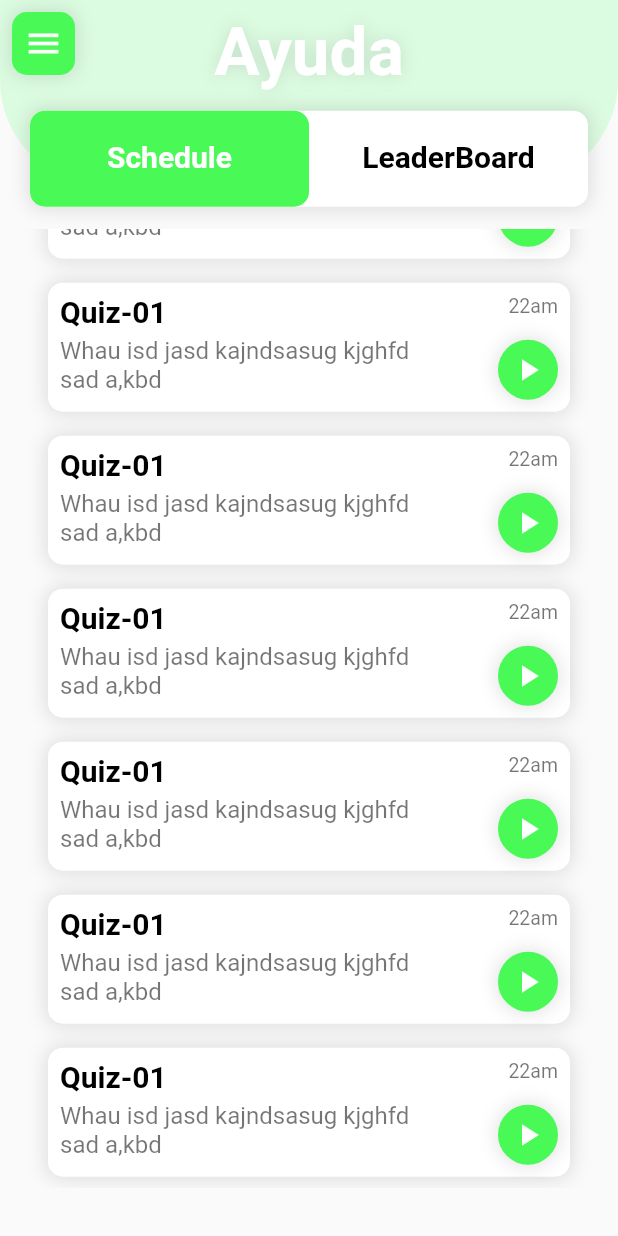
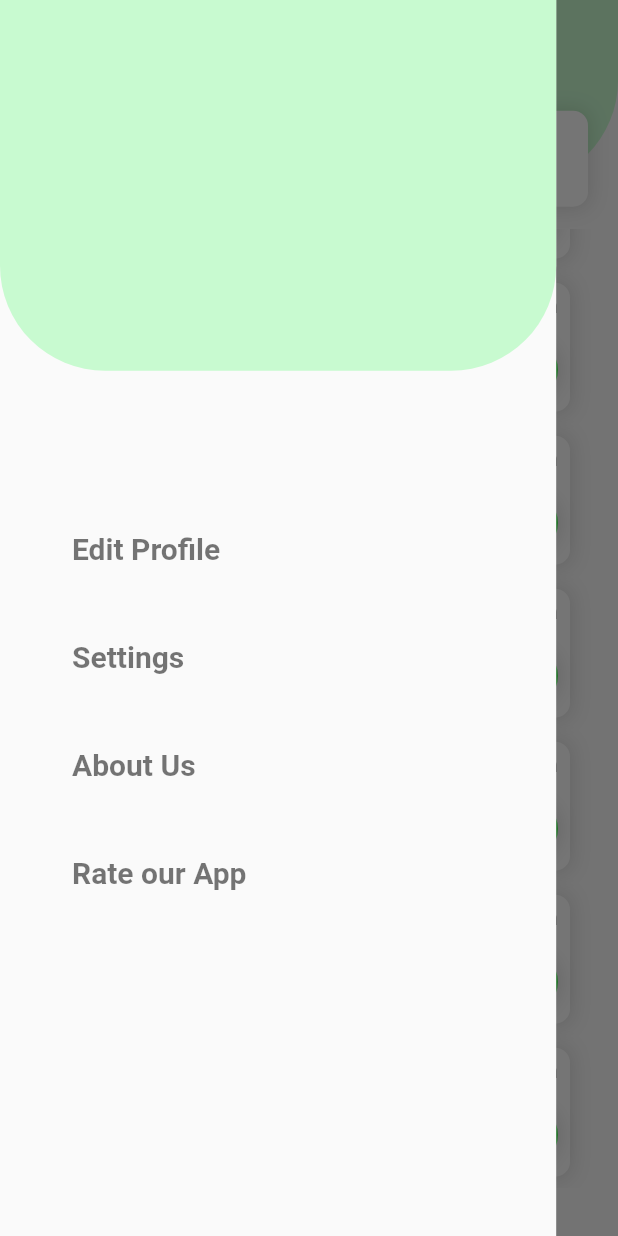
Before and after one commit to d2207-sahu/ayuda, a Flutter app: the screen it shows after launch, scrolled down 380 dp, after a tap on the "menu" icon, on a phone screen of 412 x 824 dp. Run offline on Flutter 3.47's test engine with Material 2 defaults, Android fonts, the phone set to English and light mode, and no system bars.

Commit message:
div commit 06

```diff
--- a/lib/Utils/Colors.dart
+++ b/lib/Utils/Colors.dart
@@ -2,8 +2,8 @@ import 'package:flutter/material.dart';
 
 /// Color Palette
 final Color mainColor = Colors.white;
-final Color lightColor = Color(0xFFDCFCE1);
+final Color lightColor = Color(0xFFC8FAD0);
 final Color contrastColor = Color(0xFF49FA56);
-final Color darkColor = Colors.black;
+const Color darkColor = Colors.black;
 final Color underTextColor = Colors.black54;
 final Color shadowColor = Colors.black12;
--- a/lib/Utils/TextStyles.dart
+++ b/lib/Utils/TextStyles.dart
@@ -7,7 +7,7 @@ final normal = TextStyle(
   fontSize: 18,
 );
 
-final heading = TextStyle(
+const heading = TextStyle(
   color: darkColor,
   fontSize: 20,
   fontWeight: FontWeight.bold,
@@ -17,3 +17,5 @@ final subNormal = TextStyle(
   color: underTextColor,
   fontSize: 16,
 );
+final drawerText =
+    TextStyle(color: underTextColor, fontSize: 20, fontWeight: FontWeight.bold);
--- a/lib/main.dart
+++ b/lib/main.dart
@@ -1,4 +1,5 @@
 import 'package:ayuda/Utils/Colors.dart';
+import 'screens/drawer_screen.dart';
 import 'screens/home_screen.dart';
 import 'package:flutter/material.dart';
 import 'package:provider/provider.dart';
--- a/lib/screens/CommonWidgets/CustomAppBar.dart
+++ b/lib/screens/CommonWidgets/CustomAppBar.dart
@@ -1,4 +1,3 @@
-
 import 'tempraryLogo.dart';
 import 'package:flutter/material.dart';
 
--- a/lib/screens/CommonWidgets/RoundedBox.dart
+++ b/lib/screens/CommonWidgets/RoundedBox.dart
@@ -40,7 +40,7 @@ class RoundedBox extends StatelessWidget {
               color: shadowColor,
               spreadRadius: 1,
               blurRadius: 10,
-            )
+            ),
           ],
         ),
         child: child,
--- /dev/null
+++ b/lib/screens/drawer_screen.dart
@@ -0,0 +1,155 @@
+import 'package:ayuda/Utils/TextStyles.dart';
+import 'package:ayuda/screens/CommonWidgets/BackgroundDesign.dart';
+import 'package:ayuda/screens/editprofile_screen.dart';
+import 'package:flutter/cupertino.dart';
+import 'package:flutter/material.dart';
+
+class DrawerScreen extends StatelessWidget {
+  @override
+  Widget build(BuildContext context) {
+    final double height = MediaQuery.of(context).size.height;
+    final double width = MediaQuery.of(context).size.width;
+    return SafeArea(
+      child: Container(
+        height: height,
+        width: width * 0.9,
+        child: Scaffold(
+          body: Stack(
+            children: [
+              BackgroundDesign(
+                heightFraction: .3,
+              ),
+              // Positioned(
+              //   top: 16,
+              //   right: 16,
+              //   child: IconButton(
+              //     splashColor: contrastColor,
+              //     onPressed: () {
+              //       // Provider.<>of(context,listen:false).;
+              //     },
+              //     icon: Icon(
+              //       Icons.mode_edit,
+              //       color: darkColor,
+              //     ),
+              //   ),
+              // ),
+              Positioned(
+                top: height * 0.4,
+                right: 16,
+                left: 32,
+                bottom: height * 0.25,
+                child: Column(
+                  mainAxisAlignment: MainAxisAlignment.start,
+                  crossAxisAlignment: CrossAxisAlignment.start,
+                  mainAxisSize: MainAxisSize.min,
+                  children: [
+                    Expanded(
+                      flex: 1,
+                      child: FlatButton(
+                        child: Text(
+                          'Edit Profile',
+                          style: drawerText,
+                          textAlign: TextAlign.start,
+                        ),
+                        onPressed: () {
+                          Navigator.push(
+                            context,
+                            MaterialPageRoute(
+                              builder: (BuildContext context) =>
+                                  EditProfileScreen(),
+                            ),
+                          );
+                        },
+                      ),
+                    ),
+                    Expanded(
+                      flex: 1,
+                      child: FlatButton(
+                        child: Text(
+                          'Settings',
+                          style: drawerText,
+                          textAlign: TextAlign.start,
+                        ),
+                        onPressed: () {},
+                      ),
+                    ),
+                    Expanded(
+                      flex: 1,
+                      child: FlatButton(
+                        child: Text(
+                          'About Us',
+                          style: drawerText,
+                          textAlign: TextAlign.start,
+                        ),
+                        onPressed: () {},
+                      ),
+                    ),
+                    Expanded(
+                      flex: 1,
+                      child: FlatButton(
+                        child: Text(
+                          'Rate our App',
+                          textAlign: TextAlign.start,
+                          style: drawerText,
+                        ),
+                        onPressed: () {},
+                      ),
+                    ),
+                  ],
+                ),
+              ),
+
+              // CustomRoundedBox(0.5),
+            ],
+          ),
+        ),
+      ),
+    );
+  }
+}
+//
+// class CustomRoundedBox extends StatelessWidget {
+//   final double height;
+//
+//   CustomRoundedBox(this.height);
+//
+//   @override
+//   Widget build(BuildContext context) {
+//     return Container(
+//       height: MediaQuery.of(context).size.height * height,
+//       child: Stack(
+//         children: [
+//           Positioned(
+//             top: 0,
+//             left: 0,
+//             right: 0,
+//             child: RoundedBox(
+//               shape: BoxShape.circle,
+//               child: Text('kj'),
+//             ),
+//           ),
+//           Positioned(
+//             top: 0,
+//             left: 0,
+//             right: 0,
+//             child: Container(
+//               decoration: BoxDecoration(
+//                 shape: BoxShape.circle,
+//                 color: Colors.green,
+//               ),
+//               child: Text('kkj'),
+//             ),
+//           ),
+//           Positioned(
+//             bottom: 0,
+//             right: 0,
+//             left: 0,
+//             child: RoundedBox(
+//               child: Text('j'),
+//             ),
+//           ),
+//         ],
+//       ),
+//     );
+//   }
+// }
--- a/lib/screens/home_screen.dart
+++ b/lib/screens/home_screen.dart
@@ -1,5 +1,6 @@
 import 'package:ayuda/Utils/Colors.dart';
 import 'package:ayuda/Utils/TextStyles.dart';
+import 'package:ayuda/screens/drawer_screen.dart';
 import 'CommonWidgets/BackgroundDesign.dart';
 import 'CommonWidgets/RoundedBox.dart';
 import 'package:flutter/cupertino.dart';
@@ -15,9 +16,13 @@ class HomeScreen extends StatefulWidget {
 }
 
 class _HomeScreenState extends State<HomeScreen> {
+  final GlobalKey<ScaffoldState> _scaffoldKey = GlobalKey<ScaffoldState>();
+
   @override
   Widget build(BuildContext context) {
     return Scaffold(
+      key: _scaffoldKey,
+      drawer: DrawerScreen(),
       body: DefaultTabController(
         initialIndex: 0,
         length: 2,
@@ -26,27 +31,6 @@ class _HomeScreenState extends State<HomeScreen> {
             children: [
               BackgroundDesign(
                 heightFraction: 0.15,
-              ),
-
-              /// Drawer
-              Positioned(
-                top: 8,
-                left: 8,
-                child: InkWell(
-                  splashColor: contrastColor,
-                  onTap: () {
-                    //  TODO: OpenDrawer
-                  },
-                  child: RoundedBox(
-                    color: contrastColor,
-                    padding: const EdgeInsets.all(8),
-                    child: Icon(
-                      Icons.menu,
-                      size: 26,
-                      color: mainColor,
-                    ),
-                  ),
-                ),
               ),
 
               /// Logo
@@ -128,6 +112,24 @@ class _HomeScreenState extends State<HomeScreen> {
                   ),
                 ),
               ),
+
+              /// Drawer
+              Positioned(
+                top: 16,
+                left: 16,
+                child: RoundedBox(
+                  onTap: () {
+                    _scaffoldKey.currentState.openDrawer();
+                  },
+                  color: contrastColor,
+                  padding: const EdgeInsets.all(8),
+                  child: Icon(
+                    Icons.menu,
+                    size: 26,
+                    color: mainColor,
+                  ),
+                ),
+              ),
             ],
           ),
         ),
```
Also changed, not shown: lib/Utils/constant.dart (added, +58 -0 lines), lib/screens/CommonWidgets/LeaderBoardTile.dart (+6 -1 lines), lib/screens/CommonWidgets/ScheduleTile.dart (+8 -1 lines), lib/screens/editprofile_screen.dart (added, +169 -0 lines), lib/screens/leaderboard_screen.dart (added, +8 -0 lines).
